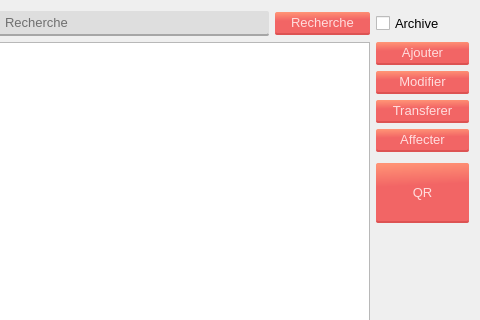
Old version of the form interfaces/listeMatInfo.ui in the repository Mehdi-SK/Cosider-TP-App; both pictures show x 220 to 700 and y 0 to 320 of the 700 by 456 pixel window.
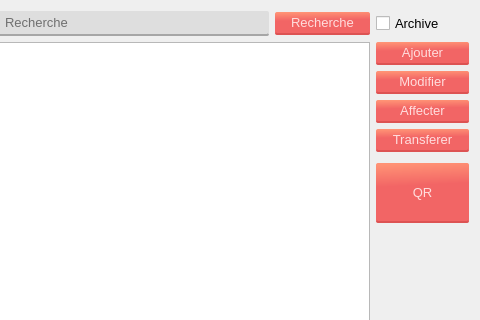
New version of the form.

Commit message: equipement info

Patch:
```diff
--- a/interfaces/listeMatInfo.ui
+++ b/interfaces/listeMatInfo.ui
@@ -172,13 +172,6 @@
        </property>
       </widget>
      </item>
-     <item>
-      <widget class="QPushButton" name="transfer_button">
-       <property name="text">
-        <string>Transferer</string>
-       </property>
-      </widget>
-     </item>
      <item>
       <widget class="QPushButton" name="affecter_button">
        <property name="text">
@@ -186,6 +179,13 @@
        </property>
       </widget>
      </item>
+     <item>
+      <widget class="QPushButton" name="transfer_button">
+       <property name="text">
+        <string>Transferer</string>
+       </property>
+      </widget>
+     </item>
      <item>
       <widget class="QPushButton" name="qr_button">
        <property name="minimumSize">
```
Left out of the diff: 2 changed lines with no effect on the pictures. The commit also changes 19 other files.
